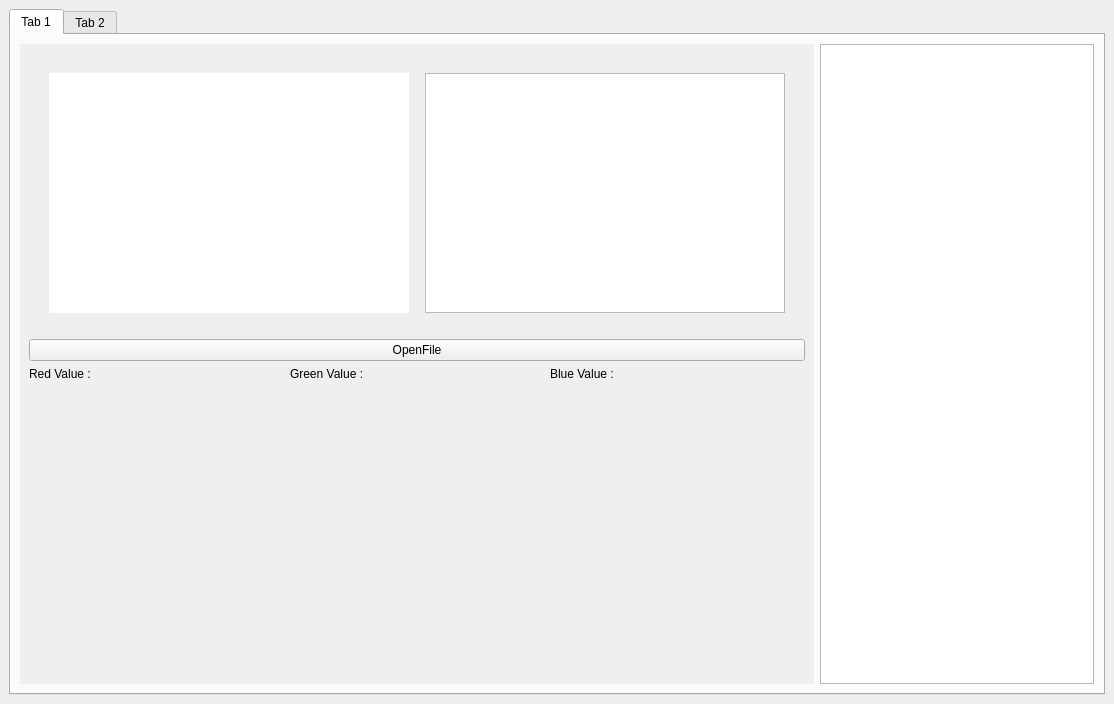
The window that Comvis I Design.ui (andre002wp/Comvis-Semester-5) describes before a commit, drawn with Qt 5.
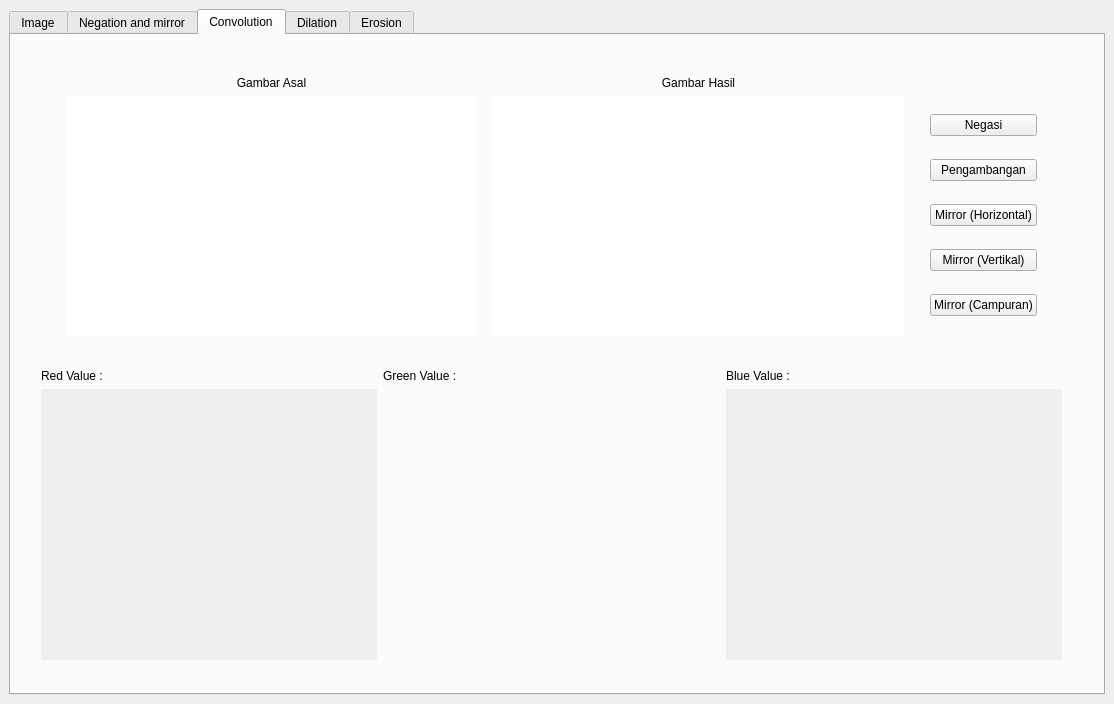
The same window after the commit. Custom widgets are drawn as their Qt base class.

Commit message: Update Comvis I Design.ui

Patch:
```diff
--- a/Comvis I Design.ui
+++ b/Comvis I Design.ui
@@ -21,11 +21,11 @@
     <item row="1" column="0">
      <widget class="QTabWidget" name="tabWidget">
       <property name="currentIndex">
-       <number>0</number>
+       <number>2</number>
       </property>
       <widget class="QWidget" name="tab_5">
        <attribute name="title">
-        <string>Tab 1</string>
+        <string>Image</string>
        </attribute>
        <layout class="QGridLayout" name="gridLayout_3">
         <item row="0" column="1">
@@ -238,7 +238,7 @@
       </widget>
       <widget class="QWidget" name="tab_6">
        <attribute name="title">
-        <string>Tab 2</string>
+        <string>Negation and mirror</string>
        </attribute>
        <layout class="QGridLayout" name="gridLayout_7">
         <item row="0" column="1">
@@ -562,6 +562,350 @@
         </item>
        </layout>
       </widget>
+      <widget class="QWidget" name="tab3">
+       <attribute name="title">
+        <string>Convolution</string>
+       </attribute>
+       <widget class="QWidget" name="layoutWidget">
+        <property name="geometry">
+         <rect>
+          <x>35</x>
+          <y>20</y>
+          <width>1011</width>
+          <height>303</height>
+         </rect>
+        </property>
+        <layout class="QGridLayout" name="gridLayout_10">
+         <property name="sizeConstraint">
+          <enum>QLayout::SetNoConstraint</enum>
+         </property>
+         <property name="leftMargin">
+          <number>20</number>
+         </property>
+         <property name="topMargin">
+          <number>20</number>
+         </property>
+         <property name="rightMargin">
+          <number>20</number>
+         </property>
+         <property name="bottomMargin">
+          <number>20</number>
+         </property>
+         <item row="1" column="5">
+          <layout class="QVBoxLayout" name="verticalLayout_2">
+           <property name="sizeConstraint">
+            <enum>QLayout::SetDefaultConstraint</enum>
+           </property>
+           <property name="leftMargin">
+            <number>10</number>
+           </property>
+           <item>
+            <widget class="QPushButton" name="btnNegasi_2">
+             <property name="sizePolicy">
+              <sizepolicy hsizetype="Preferred" vsizetype="Fixed">
+               <horstretch>0</horstretch>
+               <verstretch>0</verstretch>
+              </sizepolicy>
+             </property>
+             <property name="maximumSize">
+              <size>
+               <width>200</width>
+               <height>16777215</height>
+              </size>
+             </property>
+             <property name="text">
+              <string>Negasi</string>
+             </property>
+            </widget>
+           </item>
+           <item>
+            <widget class="QPushButton" name="btnPengembangan_2">
+             <property name="sizePolicy">
+              <sizepolicy hsizetype="Preferred" vsizetype="Fixed">
+               <horstretch>0</horstretch>
+               <verstretch>0</verstretch>
+              </sizepolicy>
+             </property>
+             <property name="maximumSize">
+              <size>
+               <width>200</width>
+               <height>16777215</height>
+              </size>
+             </property>
+             <property name="text">
+              <string>Pengambangan</string>
+             </property>
+            </widget>
+           </item>
+           <item>
+            <widget class="QPushButton" name="btnMirrorHorizontal_2">
+             <property name="sizePolicy">
+              <sizepolicy hsizetype="Preferred" vsizetype="Fixed">
+               <horstretch>0</horstretch>
+               <verstretch>0</verstretch>
+              </sizepolicy>
+             </property>
+             <property name="maximumSize">
+              <size>
+               <width>200</width>
+               <height>16777215</height>
+              </size>
+             </property>
+             <property name="text">
+              <string>Mirror (Horizontal)</string>
+             </property>
+            </widget>
+           </item>
+           <item>
+            <widget class="QPushButton" name="btnMirrorVertikal_2">
+             <property name="sizePolicy">
+              <sizepolicy hsizetype="Preferred" vsizetype="Fixed">
+               <horstretch>0</horstretch>
+               <verstretch>0</verstretch>
+              </sizepolicy>
+             </property>
+             <property name="maximumSize">
+              <size>
+               <width>200</width>
+               <height>16777215</height>
+              </size>
+             </property>
+             <property name="text">
+              <string>Mirror (Vertikal)</string>
+             </property>
+            </widget>
+           </item>
+           <item>
+            <widget class="QPushButton" name="btnMirrorCampuran_2">
+             <property name="sizePolicy">
+              <sizepolicy hsizetype="Preferred" vsizetype="Fixed">
+               <horstretch>0</horstretch>
+               <verstretch>0</verstretch>
+              </sizepolicy>
+             </property>
+             <property name="maximumSize">
+              <size>
+               <width>200</width>
+               <height>16777215</height>
+              </size>
+             </property>
+             <property name="text">
+              <string>Mirror (Campuran)</string>
+             </property>
+            </widget>
+           </item>
+          </layout>
+         </item>
+         <item row="1" column="4">
+          <spacer name="horizontalSpacer_7">
+           <property name="orientation">
+            <enum>Qt::Horizontal</enum>
+           </property>
+           <property name="sizeType">
+            <enum>QSizePolicy::Fixed</enum>
+           </property>
+           <property name="sizeHint" stdset="0">
+            <size>
+             <width>10</width>
+             <height>0</height>
+            </size>
+           </property>
+          </spacer>
+         </item>
+         <item row="0" column="3">
+          <widget class="QLabel" name="label_9">
+           <property name="sizePolicy">
+            <sizepolicy hsizetype="Preferred" vsizetype="Fixed">
+             <horstretch>0</horstretch>
+             <verstretch>30</verstretch>
+            </sizepolicy>
+           </property>
+           <property name="text">
+            <string>Gambar Hasil</string>
+           </property>
+           <property name="alignment">
+            <set>Qt::AlignCenter</set>
+           </property>
+          </widget>
+         </item>
+         <item row="0" column="0">
+          <widget class="QLabel" name="label_10">
+           <property name="sizePolicy">
+            <sizepolicy hsizetype="Preferred" vsizetype="Fixed">
+             <horstretch>0</horstretch>
+             <verstretch>30</verstretch>
+            </sizepolicy>
+           </property>
+           <property name="text">
+            <string>Gambar Asal</string>
+           </property>
+           <property name="alignment">
+            <set>Qt::AlignCenter</set>
+           </property>
+          </widget>
+         </item>
+         <item row="1" column="0">
+          <widget class="QLabel" name="image_Asli_2">
+           <property name="sizePolicy">
+            <sizepolicy hsizetype="Expanding" vsizetype="Preferred">
+             <horstretch>0</horstretch>
+             <verstretch>0</verstretch>
+            </sizepolicy>
+           </property>
+           <property name="minimumSize">
+            <size>
+             <width>360</width>
+             <height>240</height>
+            </size>
+           </property>
+           <property name="acceptDrops">
+            <bool>true</bool>
+           </property>
+           <property name="autoFillBackground">
+            <bool>false</bool>
+           </property>
+           <property name="styleSheet">
+            <string notr="true">background-color: rgb(255, 255, 255)</string>
+           </property>
+           <property name="text">
+            <string/>
+           </property>
+           <property name="scaledContents">
+            <bool>true</bool>
+           </property>
+          </widget>
+         </item>
+         <item row="1" column="1">
+          <spacer name="horizontalSpacer_8">
+           <property name="orientation">
+            <enum>Qt::Horizontal</enum>
+           </property>
+           <property name="sizeType">
+            <enum>QSizePolicy::Fixed</enum>
+           </property>
+           <property name="sizeHint" stdset="0">
+            <size>
+             <width>10</width>
+             <height>20</height>
+            </size>
+           </property>
+          </spacer>
+         </item>
+         <item row="1" column="3">
+          <widget class="QLabel" name="image_Convolution">
+           <property name="sizePolicy">
+            <sizepolicy hsizetype="Expanding" vsizetype="Preferred">
+             <horstretch>0</horstretch>
+             <verstretch>0</verstretch>
+            </sizepolicy>
+           </property>
+           <property name="minimumSize">
+            <size>
+             <width>360</width>
+             <height>240</height>
+            </size>
+           </property>
+           <property name="autoFillBackground">
+            <bool>false</bool>
+           </property>
+           <property name="styleSheet">
+            <string notr="true">background-color: rgb(255, 255, 255)</string>
+           </property>
+           <property name="text">
+            <string/>
+           </property>
+           <property name="scaledContents">
+            <bool>true</bool>
+           </property>
+          </widget>
+         </item>
+        </layout>
+       </widget>
+       <widget class="QWidget" name="layoutWidget_2">
+        <property name="geometry">
+         <rect>
+          <x>30</x>
+          <y>334</y>
+          <width>1021</width>
+          <height>291</height>
+         </rect>
+        </property>
+        <layout class="QGridLayout" name="Histogramgrid_3">
+         <item row="1" column="3">
+          <widget class="Histogram" name="Blue_Histogram_Convolution" native="true">
+           <property name="maximumSize">
+            <size>
+             <width>16777215</width>
+             <height>16777215</height>
+            </size>
+           </property>
+           <property name="autoFillBackground">
+            <bool>true</bool>
+           </property>
+          </widget>
+         </item>
+         <item row="1" column="0">
+          <widget class="Histogram" name="Red_Histogram_Convolution" native="true">
+           <property name="autoFillBackground">
+            <bool>true</bool>
+           </property>
+          </widget>
+         </item>
+         <item row="0" column="0">
+          <widget class="QLabel" name="label_11">
+           <property name="sizePolicy">
+            <sizepolicy hsizetype="Preferred" vsizetype="Fixed">
+             <horstretch>0</horstretch>
+             <verstretch>30</verstretch>
+            </sizepolicy>
+           </property>
+           <property name="text">
+            <string>Red Value :</string>
+           </property>
+          </widget>
+         </item>
+         <item row="0" column="1">
+          <widget class="QLabel" name="label_12">
+           <property name="sizePolicy">
+            <sizepolicy hsizetype="Preferred" vsizetype="Fixed">
+             <horstretch>0</horstretch>
+             <verstretch>30</verstretch>
+            </sizepolicy>
+           </property>
+           <property name="text">
+            <string>Green Value :</string>
+           </property>
+          </widget>
+         </item>
+         <item row="0" column="3">
+          <widget class="QLabel" name="label_13">
+           <property name="sizePolicy">
+            <sizepolicy hsizetype="Preferred" vsizetype="Fixed">
+             <horstretch>0</horstretch>
+             <verstretch>30</verstretch>
+            </sizepolicy>
+           </property>
+           <property name="text">
+            <string>Blue Value :</string>
+           </property>
+          </widget>
+         </item>
+         <item row="1" column="1">
+          <widget class="Histogram" name="Green_Histogram_Convolution" native="true"/>
+         </item>
+        </layout>
+       </widget>
+      </widget>
+      <widget class="QWidget" name="tab">
+       <attribute name="title">
+        <string>Dilation</string>
+       </attribute>
+      </widget>
+      <widget class="QWidget" name="tab_2">
+       <attribute name="title">
+        <string>Erosion</string>
+       </attribute>
+      </widget>
      </widget>
     </item>
    </layout>
```
